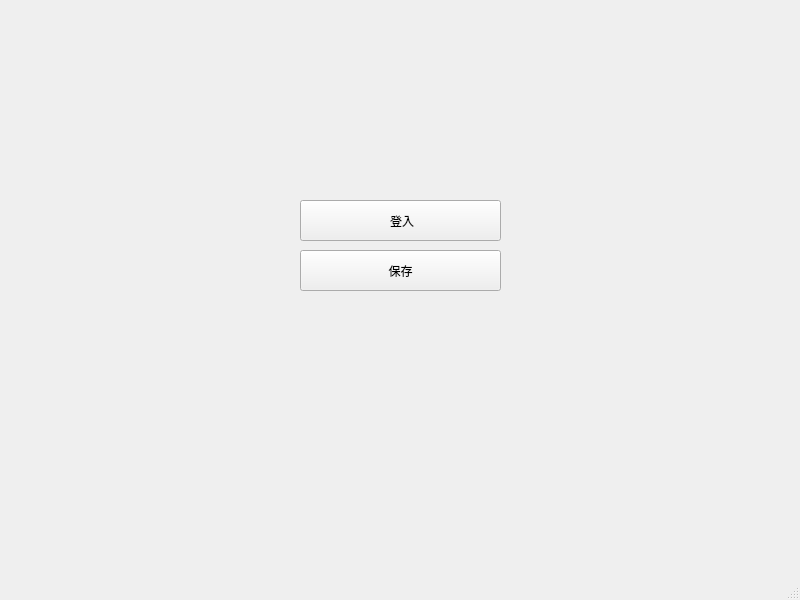
This is ui.ui in rhy3h/streamelements as Qt 5 draws it before an edit. The edited form follows.
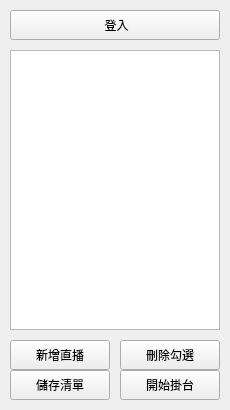
This is the edited form.

The edit to the form file:
```diff
--- a/ui.ui
+++ b/ui.ui
@@ -6,10 +6,28 @@
    <rect>
     <x>0</x>
     <y>0</y>
-    <width>800</width>
-    <height>600</height>
+    <width>230</width>
+    <height>410</height>
    </rect>
   </property>
+  <property name="minimumSize">
+   <size>
+    <width>230</width>
+    <height>410</height>
+   </size>
+  </property>
+  <property name="maximumSize">
+   <size>
+    <width>230</width>
+    <height>410</height>
+   </size>
+  </property>
+  <property name="baseSize">
+   <size>
+    <width>0</width>
+    <height>0</height>
+   </size>
+  </property>
   <property name="windowTitle">
    <string>MainWindow</string>
   </property>
@@ -17,12 +35,18 @@
    <widget class="QPushButton" name="LoginButton">
     <property name="geometry">
      <rect>
-      <x>300</x>
-      <y>200</y>
-      <width>201</width>
-      <height>41</height>
+      <x>10</x>
+      <y>10</y>
+      <width>210</width>
+      <height>30</height>
      </rect>
     </property>
+    <property name="maximumSize">
+     <size>
+      <width>16777215</width>
+      <height>16777215</height>
+     </size>
+    </property>
     <property name="text">
      <string> 登入</string>
     </property>
@@ -30,28 +54,66 @@
    <widget class="QPushButton" name="SaveButton">
     <property name="geometry">
      <rect>
-      <x>300</x>
-      <y>250</y>
-      <width>201</width>
-      <height>41</height>
+      <x>10</x>
+      <y>340</y>
+      <width>100</width>
+      <height>30</height>
      </rect>
     </property>
     <property name="text">
-     <string>保存</string>
+     <string>新增直播</string>
     </property>
    </widget>
+   <widget class="QPushButton" name="watchBtn">
+    <property name="geometry">
+     <rect>
+      <x>120</x>
+      <y>370</y>
+      <width>100</width>
+      <height>30</height>
+     </rect>
+    </property>
+    <property name="text">
+     <string>開始掛台</string>
+    </property>
+   </widget>
+   <widget class="QPushButton" name="delBtn">
+    <property name="geometry">
+     <rect>
+      <x>120</x>
+      <y>340</y>
+      <width>100</width>
+      <height>30</height>
+     </rect>
+    </property>
+    <property name="text">
+     <string>刪除勾選</string>
+    </property>
+   </widget>
+   <widget class="QPushButton" name="saveListBtn">
+    <property name="geometry">
+     <rect>
+      <x>10</x>
+      <y>370</y>
+      <width>100</width>
+      <height>30</height>
+     </rect>
+    </property>
+    <property name="text">
+     <string>儲存清單</string>
+    </property>
+   </widget>
+   <widget class="QListView" name="channelListView">
+    <property name="geometry">
+     <rect>
+      <x>10</x>
+      <y>50</y>
+      <width>210</width>
+      <height>280</height>
+     </rect>
+    </property>
+   </widget>
   </widget>
-  <widget class="QMenuBar" name="menubar">
-   <property name="geometry">
-    <rect>
-     <x>0</x>
-     <y>0</y>
-     <width>800</width>
-     <height>21</height>
-    </rect>
-   </property>
-  </widget>
-  <widget class="QStatusBar" name="statusbar"/>
  </widget>
  <resources/>
  <connections/>
```
Left out of the diff: 6 changed lines with no effect on the pictures.
